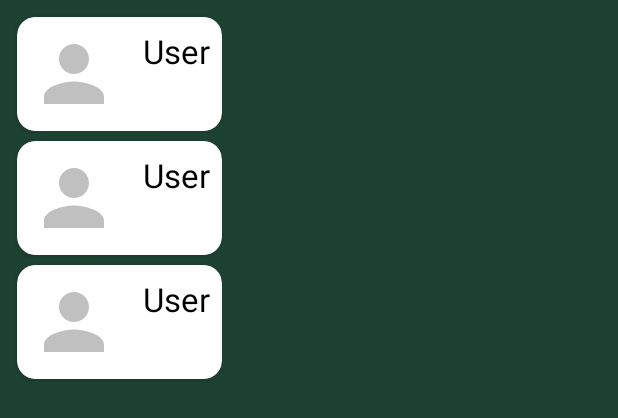
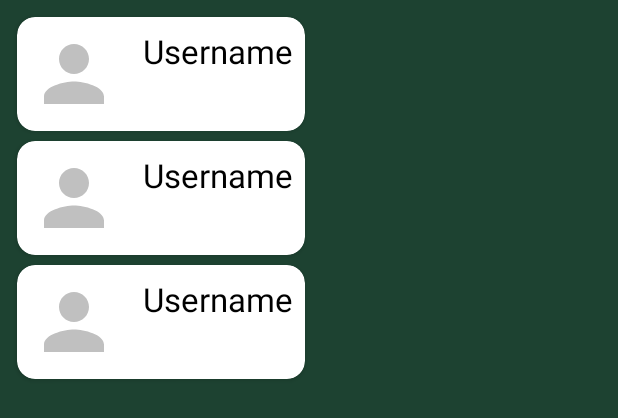
Before and after one commit to ant-shen/Social-Meeting-App-Cpp, an Android app built with Jetpack Compose: the layout fragment_matches.xml on its own in the app's theme, with its tools: preview values and no code run, on a phone screen of 412 x 824 dp. Shown: the top 418 px of the screen. Run offline under Robolectric (Android 15) with nearby library versions, the phone set to English and light mode, and no system bars.

Commit message:
add MainActivity.kt/added strings in xml files

```diff
--- a/app/src/main/res/layout/user_item_layout.xml
+++ b/app/src/main/res/layout/user_item_layout.xml
@@ -16,6 +16,7 @@
             android:id="@+id/userImage"
             android:layout_width="60dp"
             android:layout_height="60dp"
+            android:contentDescription="@string/profile_picture"
             android:src="@drawable/baseline_person_24" />
 
         <TextView
@@ -24,9 +25,9 @@
             android:layout_height="match_parent"
             android:layout_gravity="center_vertical"
             android:layout_marginStart="16dp"
-            android:text="User"
+            android:text="@string/user_name"
             android:textColor="@color/black"
-            android:textSize="22dp"/>
+            android:textSize="22sp"/>
     </LinearLayout>
 
 
--- a/app/src/main/res/values/strings.xml
+++ b/app/src/main/res/values/strings.xml
@@ -24,5 +24,7 @@
     <string name="upload_image">Upload Pictures to Appeal</string>
     <!-- TODO: Remove or change this placeholder text -->
     <string name="hello_blank_fragment">Hello blank fragment</string>
+    <string name="edit_profile">Edit Profile</string>
+    <string name="profile_picture">Profile Picture</string>
 
 </resources>
```
Also changed, not shown: app/src/main/java/com/bignerdranch/android/broncopals/MainActivity.kt (added, +39 -0 lines), app/src/main/res/layout/fragment_user_profile.xml (+9 -9 lines).
